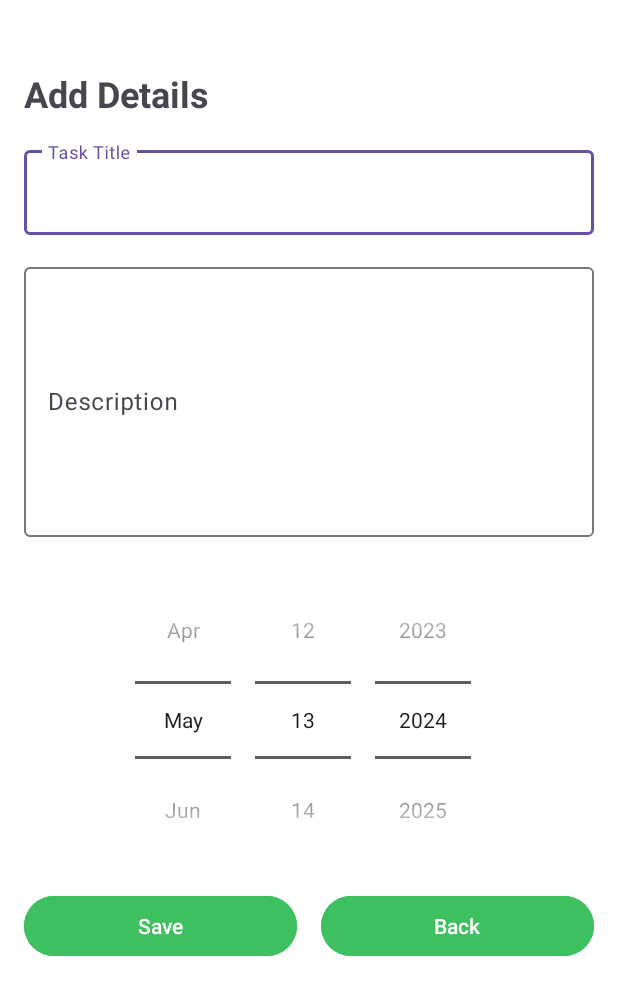
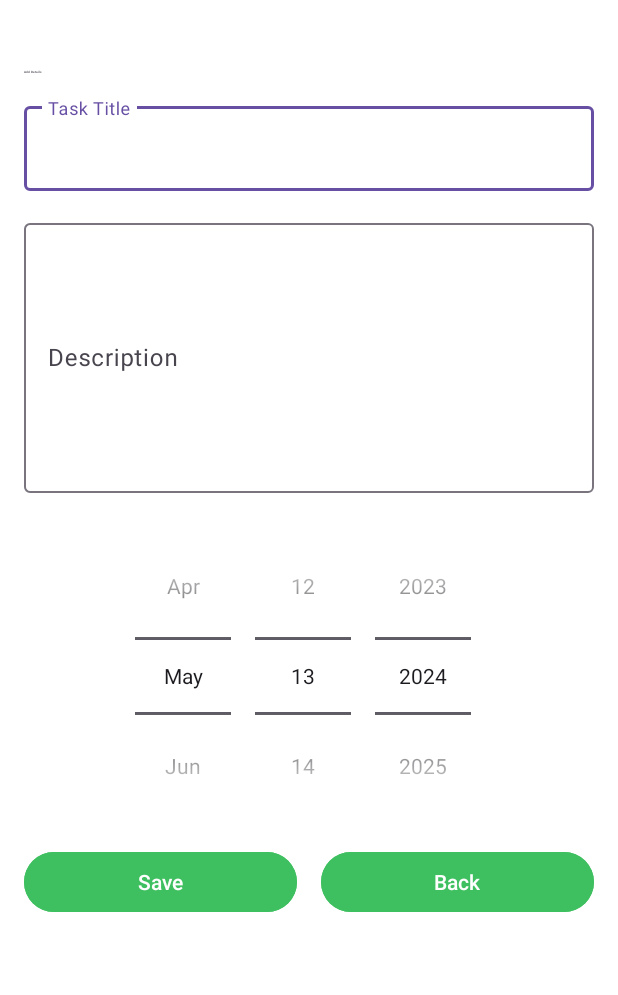
Before and after one commit to Tharusha200219/Task_Management_Application_Year_2_Sem_2, an Android app: the CreateCard screen opened directly, with no data from a screen before it, on a phone screen of 412 x 824 dp. Shown: the top 995 px of the screen. Run offline under Robolectric (Android 15) with nearby library versions, the phone set to English and light mode, and no system bars; our stand-ins replace Room's generated code; Roboto replaces fonts that are not available here.

Commit message:
some updates

```diff
--- a/app/src/main/res/layout/activity_create_card.xml
+++ b/app/src/main/res/layout/activity_create_card.xml
@@ -15,7 +15,7 @@
         android:layout_height="wrap_content"
         android:layout_marginTop="30dp"
         android:text="Add Details"
-        android:textSize="24sp"
+        android:textSize="2sp"
         android:textStyle="bold"
         android:layout_marginBottom="16dp"/>
 
```
